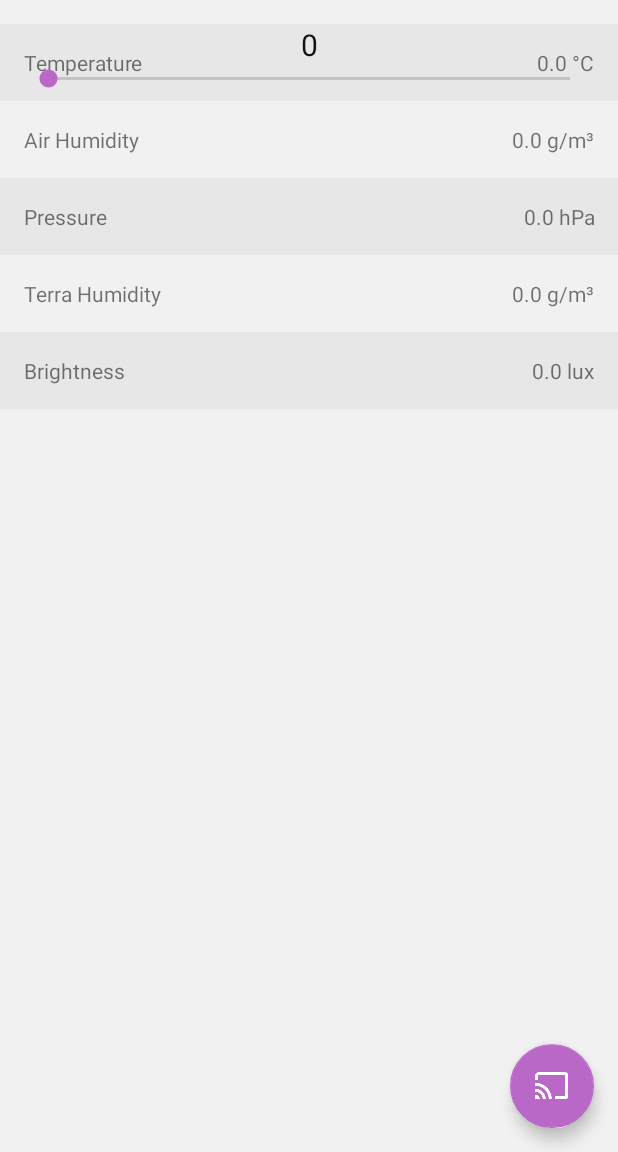
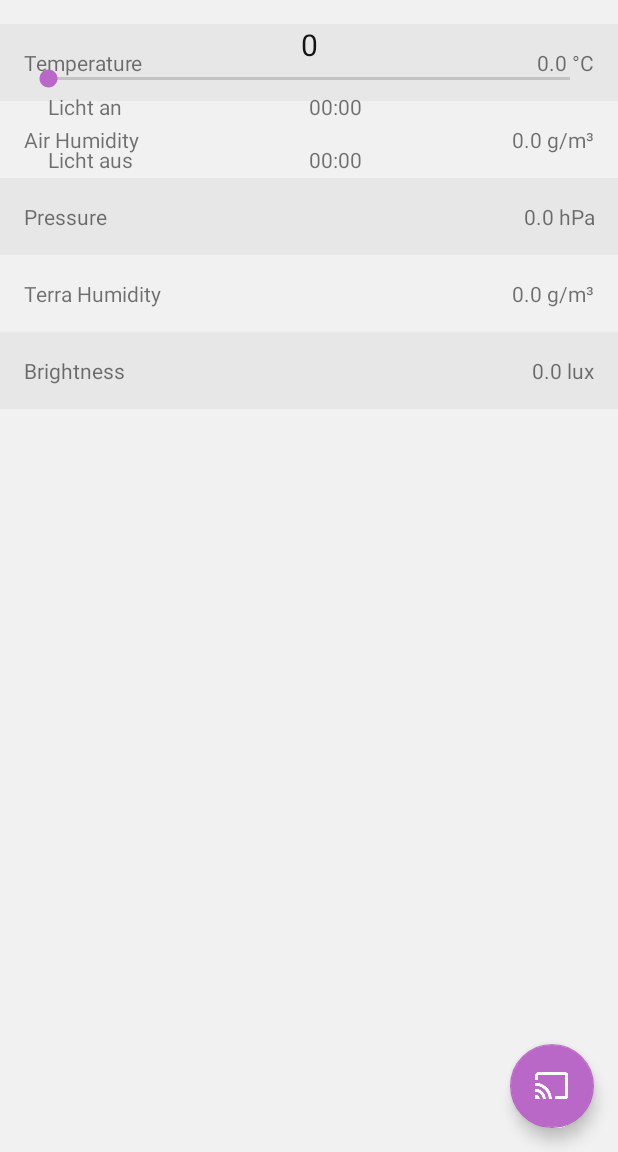
Before and after one commit to FelixTaylor/RemoteGreenHouse, an Android app: the screen it shows after launch (MainActivity), on a phone screen of 412 x 824 dp, the part 84-1236 px from its top. Run offline under Robolectric (Android 15) with nearby library versions, the phone set to English and light mode, and no system bars; 4 statements that could not run were skipped.

Commit message:
time_Light_control
- added time control for the light
- rework of the serial communication

```diff
--- a/RemoteGreenHouse/app/src/main/res/layout/tab_brightness.xml
+++ b/RemoteGreenHouse/app/src/main/res/layout/tab_brightness.xml
@@ -3,11 +3,30 @@
     style="@style/Container" android:paddingTop="@dimen/default_activity_padding">
 
     <LinearLayout style="@style/Container.Vertical">
-        <TextView android:id="@+id/tw_LEDState" style="@style/Label.Title"
+        <TextView android:id="@+id/tv_LEDState" style="@style/Label.Title"
             android:layout_width="match_parent" android:textAlignment="center"/>
 
         <SeekBar android:id="@+id/sb_LEDState" android:layout_width="match_parent"
             android:layout_height="wrap_content" />
 
+        <LinearLayout style="@style/Container.Horizontal">
+            <TextView android:layout_weight="1" android:text="@string/label_lighton"
+                android:layout_width="0dp" android:layout_height="wrap_content"/>
+
+            <TextView android:id="@+id/tv_lightOnTime"
+                android:layout_weight="1"               android:text="@string/val_initial_time"
+                android:layout_height="wrap_content"    android:layout_width="0dp"
+                android:onClick="lightOnClick"/>
+        </LinearLayout>
+
+        <LinearLayout style="@style/Container.Horizontal">
+            <TextView android:layout_weight="1" android:text="@string/label_lightoff"
+                android:layout_width="0dp" android:layout_height="wrap_content"/>
+
+            <TextView android:id="@+id/tv_lightOffTime"
+                android:layout_weight="1"               android:text="@string/val_initial_time"
+                android:layout_height="wrap_content"    android:layout_width="0dp"
+                android:onClick="lightOffClick"         android:clickable="true"/>
+        </LinearLayout>
     </LinearLayout>
 </LinearLayout>
--- a/RemoteGreenHouse/app/src/main/res/values/strings.xml
+++ b/RemoteGreenHouse/app/src/main/res/values/strings.xml
@@ -9,6 +9,8 @@
     <string name="label_brightness">Brightness</string>
     <string name="label_pressure">Pressure</string>
     <string name="label_terraHumidity">Terra Humidity</string>
+    <string name="label_lighton">Licht an</string>
+    <string name="label_lightoff">Licht aus</string>
 
     <array name="array_label_identifiers">
         <item>@string/label_temperature</item>
@@ -35,7 +37,9 @@
     <string name="msg_bt_turn_on_bt">Please enable bluetooth to connect to a green house.</string>
     <string name="msg_no_device_found">No green house detected.</string>
 
+    <!--Values-->
     <string name="val_nan">NAN</string>
+    <string name="val_initial_time">00:00</string>
 
     <!--Physical Dimensions-->
     <string name="dim_pressure">%1$s hPa</string>
```
Also changed, not shown: RemoteGreenHouse/app/src/main/java/project/group/remotegreenhouse/MainActivity.java (+65 -32 lines), 1 other file.
